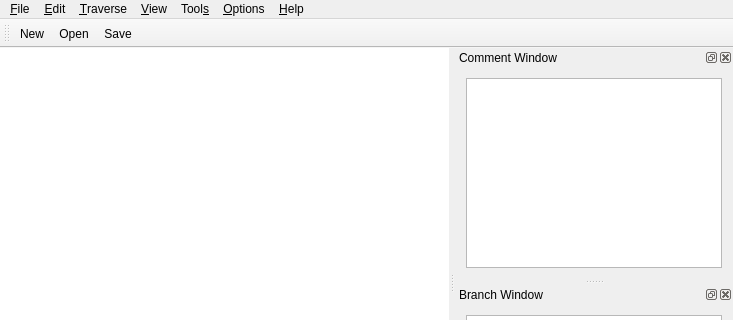
nullx002/mugo, file mainwindow.ui: the form before one commit; both pictures show x 0 to 733 and y 0 to 320 of the 733 by 537 pixel window.
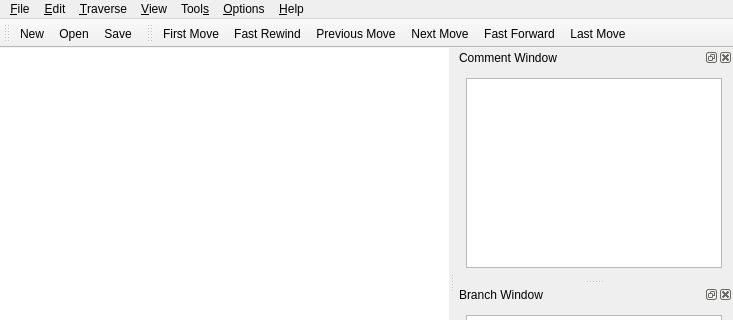
The form after the commit. Icons and pictures are not drawn. Custom widgets are drawn as their Qt base class.

Commit message: implemented basic move actions.

What changed in the file:
```diff
--- a/mainwindow.ui
+++ b/mainwindow.ui
@@ -183,6 +183,12 @@
    <addaction name="menu_Help"/>
   </widget>
   <widget class="QToolBar" name="mainToolBar">
+   <property name="iconSize">
+    <size>
+     <width>20</width>
+     <height>20</height>
+    </size>
+   </property>
    <attribute name="toolBarArea">
     <enum>TopToolBarArea</enum>
    </attribute>
@@ -242,6 +248,29 @@
     </layout>
    </widget>
   </widget>
+  <widget class="QToolBar" name="traverseToolBar">
+   <property name="windowTitle">
+    <string>toolBar</string>
+   </property>
+   <property name="iconSize">
+    <size>
+     <width>20</width>
+     <height>20</height>
+    </size>
+   </property>
+   <attribute name="toolBarArea">
+    <enum>TopToolBarArea</enum>
+   </attribute>
+   <attribute name="toolBarBreak">
+    <bool>false</bool>
+   </attribute>
+   <addaction name="actionFirstMove"/>
+   <addaction name="actionFastRewind"/>
+   <addaction name="actionPreviousMove"/>
+   <addaction name="actionNextMove"/>
+   <addaction name="actionFastForward"/>
+   <addaction name="actionLastMove"/>
+  </widget>
   <action name="actionNew">
    <property name="icon">
     <iconset>
@@ -693,6 +722,60 @@
     <string>Interesting Move</string>
    </property>
   </action>
+  <action name="actionFirstMove">
+   <property name="icon">
+    <iconset>
+     <normaloff>:/res/firstmove.png</normaloff>:/res/firstmove.png</iconset>
+   </property>
+   <property name="text">
+    <string>First Move</string>
+   </property>
+  </action>
+  <action name="actionFastRewind">
+   <property name="icon">
+    <iconset>
+     <normaloff>:/res/fastrewind.png</normaloff>:/res/fastrewind.png</iconset>
+   </property>
+   <property name="text">
+    <string>Fast Rewind</string>
+   </property>
+  </action>
+  <action name="actionPreviousMove">
+   <property name="icon">
+    <iconset>
+     <normaloff>:/res/prevmove.png</normaloff>:/res/prevmove.png</iconset>
+   </property>
+   <property name="text">
+    <string>Previous Move</string>
+   </property>
+  </action>
+  <action name="actionNextMove">
+   <property name="icon">
+    <iconset>
+     <normaloff>:/res/nextmove.png</normaloff>:/res/nextmove.png</iconset>
+   </property>
+   <property name="text">
+    <string>Next Move</string>
+   </property>
+  </action>
+  <action name="actionFastForward">
+   <property name="icon">
+    <iconset>
+     <normaloff>:/res/fastforward.png</normaloff>:/res/fastforward.png</iconset>
+   </property>
+   <property name="text">
+    <string>Fast Forward</string>
+   </property>
+  </action>
+  <action name="actionLastMove">
+   <property name="icon">
+    <iconset>
+     <normaloff>:/res/lastmove.png</normaloff>:/res/lastmove.png</iconset>
+   </property>
+   <property name="text">
+    <string>Last Move</string>
+   </property>
+  </action>
  </widget>
  <layoutdefault spacing="6" margin="11"/>
  <customwidgets>
```
Left out of the diff: 7 changed lines with no effect on the pictures. The commit also changes 10 other files.
